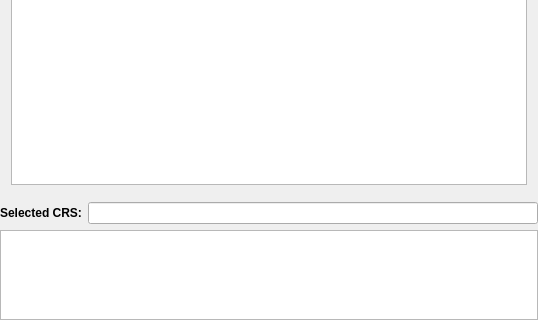
This is src/ui/qgsprojectionselectorbase.ui in carsmie/QGIS as Qt 5 draws it before an edit; both pictures show x 0 to 538 and y 315 to 635 of the 538 by 635 pixel window. The edited form follows.
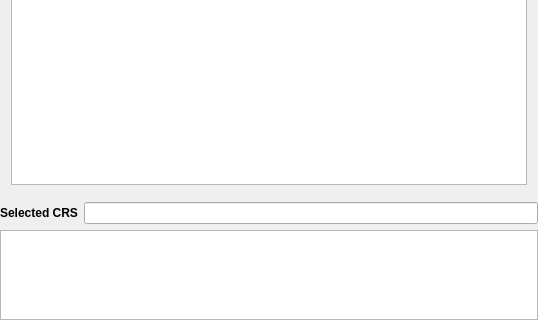
This is the edited form. Icons and pictures are not drawn. Custom widgets are drawn as their Qt base class.

```diff
--- a/src/ui/qgsprojectionselectorbase.ui
+++ b/src/ui/qgsprojectionselectorbase.ui
@@ -39,7 +39,7 @@
         </font>
        </property>
        <property name="text">
-        <string>Selected CRS:</string>
+        <string>Selected CRS</string>
        </property>
       </widget>
      </item>
```
